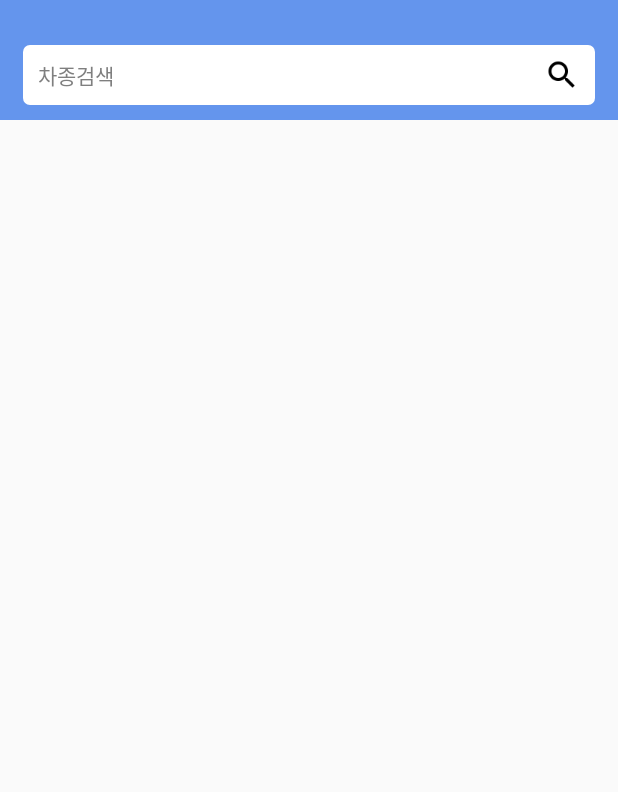
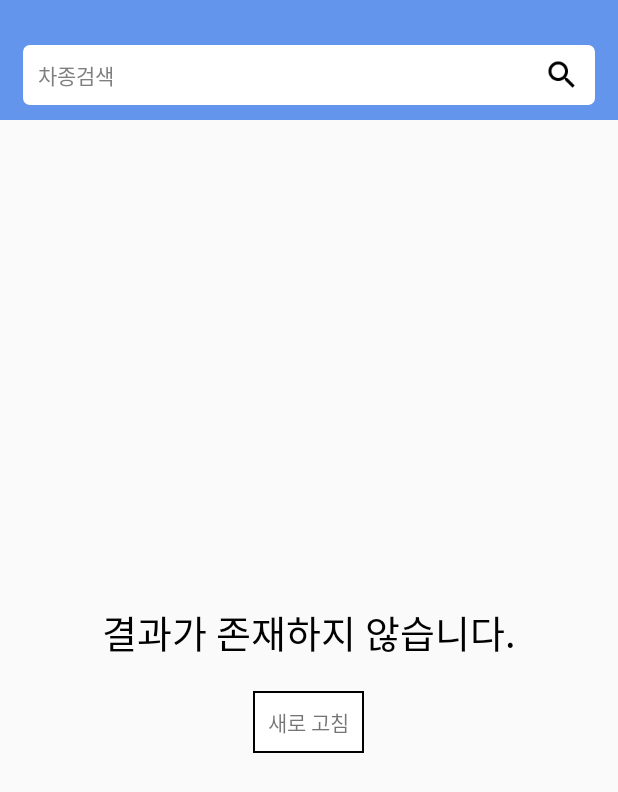
Before and after one commit to kiyoung-Lee/prnd_task, an Android app: the screen it shows after launch (MainActivity), on a phone screen of 412 x 824 dp. Shown: the top 792 px of the screen. Run offline under Robolectric (Android 15) with nearby library versions, the phone set to English and light mode, and no system bars; our stand-ins replace ButterKnife; network calls fail.

Commit message:
마무리 작업 완료

```diff
--- a/app/src/main/java/com/prndapplication/task/Main/MainActivity.java
+++ b/app/src/main/java/com/prndapplication/task/Main/MainActivity.java
@@ -6,7 +6,9 @@ import android.support.v7.app.AppCompatActivity;
 import android.os.Bundle;
 import android.support.v7.widget.GridLayoutManager;
 import android.support.v7.widget.RecyclerView;
+import android.view.View;
 import android.widget.AbsListView;
+import android.widget.LinearLayout;
 import android.widget.TextView;
 
 import com.prndapplication.R;
@@ -26,6 +28,8 @@ public class MainActivity extends AppCompatActivity implements MainContract.Acti
     SwipeRefreshLayout swipeContainer;
     @BindView(R.id.search_name)
     TextView searchName;
+    @BindView(R.id.noItem_view)
+    LinearLayout noItemView;
 
     private MainContract.Presenter presenter;
     private MainAdapter adapter;
@@ -58,17 +62,33 @@ public class MainActivity extends AppCompatActivity implements MainContract.Acti
 
     private void initView(){
         swipeContainer.setOnRefreshListener(() -> {
-            presenter.start(1);
             swipeContainer.setRefreshing(false);
-            lastScrolPos = 0;
-            searchModelId = 0;
-            setSearchName("차종검색");
+            resetMainVIew();
         });
     }
 
     @Override
     public void showEmptyList() {
+        swipeContainer.setVisibility(View.GONE);
+        noItemView.setVisibility(View.VISIBLE);
+    }
 
+    @OnClick(R.id.btn_refresh)
+    public void clickRefresh(){
+        showCarList();
+        resetMainVIew();
+    }
+
+    private void showCarList(){
+        swipeContainer.setVisibility(View.VISIBLE);
+        noItemView.setVisibility(View.GONE);
+    }
+
+    private void resetMainVIew(){
+        presenter.start(1);
+        lastScrolPos = 0;
+        searchModelId = 0;
+        setSearchName("차종검색");
     }
 
     RecyclerView.OnScrollListener scrollListener = new RecyclerView.OnScrollListener(){
@@ -109,6 +129,7 @@ public class MainActivity extends AppCompatActivity implements MainContract.Acti
 
                 String searchName = data.getStringExtra("searchName");
                 setSearchName(searchName);
+                showCarList();
                 searchModelId = data.getIntExtra("searchResult", 0);
                 presenter.showSearchCarList(1, searchModelId);
             }
--- a/app/src/main/java/com/prndapplication/task/Search/SearchContract.java
+++ b/app/src/main/java/com/prndapplication/task/Search/SearchContract.java
@@ -13,6 +13,10 @@ public interface SearchContract {
         void selectCarModel(String name, int id);
 
         void setTitle(String title);
+
+        void showEmptyList();
+
+        void showSearchList();
     }
 
     interface Presenter extends BasePresenter {
--- a/app/src/main/java/com/prndapplication/task/Search/SearchInteractor.java
+++ b/app/src/main/java/com/prndapplication/task/Search/SearchInteractor.java
@@ -44,7 +44,6 @@ public class SearchInteractor {
                                 .collect(toList());
     }
 
-    @RequiresApi(api = Build.VERSION_CODES.N)
     public void generateCarListViewModel(CarData carData){
         carViewModelList = stream(carData.getModel_groups())
                                 .map(car -> {
--- /dev/null
+++ b/app/src/main/res/drawable-xhdpi/border_rect_line_black_color.xml
@@ -0,0 +1,18 @@
+<?xml version="1.0" encoding="utf-8"?>
+<layer-list xmlns:android="http://schemas.android.com/apk/res/android">
+
+    <item>
+        <shape xmlns:android="http://schemas.android.com/apk/res/android"
+            android:shape="rectangle">
+            <stroke
+                android:width="1dp"
+                android:color="@color/black"
+                />
+            <solid
+                android:color="@color/white_00"
+                >
+            </solid>
+        </shape>
+    </item>
+
+</layer-list>
--- a/app/src/main/res/layout/activity_detail_page.xml
+++ b/app/src/main/res/layout/activity_detail_page.xml
@@ -94,6 +94,7 @@
                 android:layout_height="wrap_content"
                 android:text="차량번호"
                 android:layout_weight="1"
+                android:textColor="@color/black_rank"
                 />
 
             <TextView
@@ -120,6 +121,7 @@
                 android:layout_height="wrap_content"
                 android:text="주행거리"
                 android:layout_weight="1"
+                android:textColor="@color/black_rank"
                 />
 
             <TextView
@@ -146,6 +148,7 @@
                 android:layout_height="wrap_content"
                 android:text="최초등록일"
                 android:layout_weight="1"
+                android:textColor="@color/black_rank"
                 />
 
             <TextView
@@ -172,6 +175,7 @@
                 android:layout_height="wrap_content"
                 android:text="형식년도"
                 android:layout_weight="1"
+                android:textColor="@color/black_rank"
                 />
 
             <TextView
@@ -198,6 +202,7 @@
                 android:layout_height="wrap_content"
                 android:text="연료"
                 android:layout_weight="1"
+                android:textColor="@color/black_rank"
                 />
 
             <TextView
--- a/app/src/main/res/layout/activity_main.xml
+++ b/app/src/main/res/layout/activity_main.xml
@@ -60,4 +60,6 @@
 
     </android.support.v4.widget.SwipeRefreshLayout>
 
+    <include layout="@layout/noitem_view"/>
+
 </LinearLayout>
--- a/app/src/main/res/layout/activity_search.xml
+++ b/app/src/main/res/layout/activity_search.xml
@@ -16,4 +16,6 @@
         android:layout_margin="10dp"
         />
 
+    <include layout="@layout/noitem_view"/>
+
 </LinearLayout>
--- /dev/null
+++ b/app/src/main/res/layout/noitem_view.xml
@@ -0,0 +1,40 @@
+<?xml version="1.0" encoding="utf-8"?>
+<LinearLayout
+    xmlns:android="http://schemas.android.com/apk/res/android"
+    android:layout_width="match_parent"
+    android:layout_height="match_parent"
+    android:id="@+id/noItem_view"
+    android:orientation="vertical"
+    >
+
+    <LinearLayout
+        android:layout_width="match_parent"
+        android:layout_height="match_parent"
+        android:orientation="vertical"
+        android:gravity="center"
+        >
+
+        <TextView
+            android:layout_width="match_parent"
+            android:layout_height="wrap_content"
+            android:text="결과가 존재하지 않습니다."
+            android:layout_gravity="center"
+            android:gravity="center"
+            android:textColor="@color/black"
+            android:textSize="25dp"
+            />
+
+        <TextView
+            android:layout_width="wrap_content"
+            android:layout_height="wrap_content"
+            android:gravity="center_horizontal"
+            android:id="@+id/btn_refresh"
+            android:layout_marginTop="20dp"
+            android:padding="10dp"
+            android:text="새로 고침"
+            android:background="@drawable/border_rect_line_black_color"
+            />
+
+    </LinearLayout>
+
+</LinearLayout>
```
Also changed, not shown: app/src/main/java/com/prndapplication/task/Main/MainPresenterImpl.java (+6 -2 lines), app/src/main/java/com/prndapplication/task/Main/MainViewHolder.java (+7 -1 lines), app/src/main/java/com/prndapplication/task/Search/SearchActivity.java (+21 -1 lines), app/src/main/java/com/prndapplication/task/Search/SearchPresenterImpl.java (+47 -21 lines).
